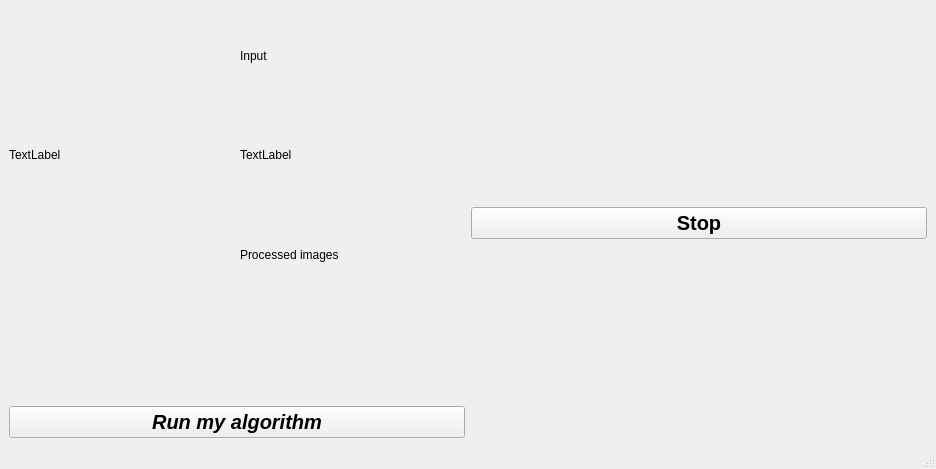
Old version of the form AutoPark_Practice/gui/3d_reconstructrionui_smaller.ui in the repository RoboticsLabURJC/2016-tfg-irene-lope.
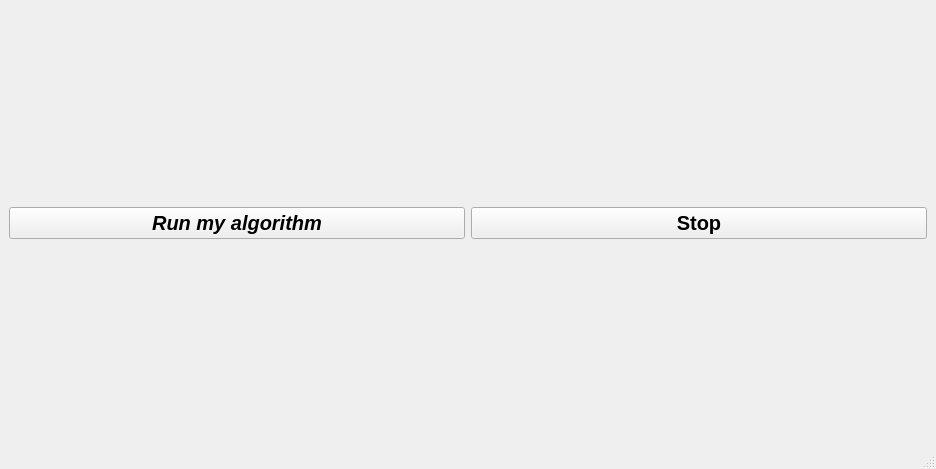
New version of the form. Icons and pictures are not drawn.

```diff
--- a/AutoPark_Practice/gui/3d_reconstructrionui_smaller.ui
+++ b/AutoPark_Practice/gui/3d_reconstructrionui_smaller.ui
@@ -70,50 +70,14 @@
        <enum>QLayout::SetDefaultConstraint</enum>
       </property>
       <item>
-       <layout class="QGridLayout" name="gridLayout">
-        <item row="2" column="0">
-         <widget class="QLabel" name="imageLeft">
-          <property name="text">
-           <string>TextLabel</string>
+        <layout class="QVBoxLayout" name="map2Layout">
+          <property name="leftMargin">
+           <number>1</number>
           </property>
-         </widget>
-        </item>
-        <item row="4" column="0">
-         <widget class="QLabel" name="imageLeftFiltered">
-          <property name="text">
-           <string/>
+          <property name="rightMargin">
+           <number>0</number>
           </property>
-         </widget>
-        </item>
-        <item row="1" column="0">
-         <widget class="QLabel" name="label">
-          <property name="text">
-           <string>Input</string>
-          </property>
-         </widget>
-        </item>
-        <item row="4" column="1">
-         <widget class="QLabel" name="imageRightFiltered">
-          <property name="text">
-           <string/>
-          </property>
-         </widget>
-        </item>
-        <item row="2" column="1">
-         <widget class="QLabel" name="imageRight">
-          <property name="text">
-           <string>TextLabel</string>
-          </property>
-         </widget>
-        </item>
-        <item row="3" column="0">
-         <widget class="QLabel" name="label_2">
-          <property name="text">
-           <string>Processed images</string>
-          </property>
-         </widget>
-        </item>
-       </layout>
+         </layout>
       </item>
       <item>
        <layout class="QHBoxLayout" name="horizontalLayout">
```
